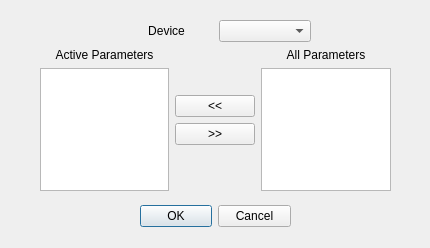
Old version of the form GUI/edit_parameter.ui in the repository nanophys/MeasureIt.
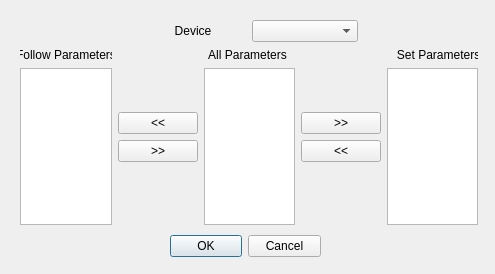
New version of the form.

Commit message: Changed edit parameter box to implement set parameters in the same manner as follow params.

Patch:
```diff
--- a/GUI/edit_parameter.ui
+++ b/GUI/edit_parameter.ui
@@ -6,8 +6,8 @@
    <rect>
     <x>0</x>
     <y>0</y>
-    <width>430</width>
-    <height>248</height>
+    <width>495</width>
+    <height>274</height>
    </rect>
   </property>
   <property name="windowTitle">
@@ -16,8 +16,8 @@
   <widget class="QDialogButtonBox" name="buttonBox">
    <property name="geometry">
     <rect>
-     <x>140</x>
-     <y>200</y>
+     <x>170</x>
+     <y>230</y>
      <width>151</width>
      <height>32</height>
     </rect>
@@ -32,10 +32,10 @@
   <widget class="QWidget" name="verticalLayoutWidget">
    <property name="geometry">
     <rect>
-     <x>40</x>
+     <x>20</x>
      <y>20</y>
-     <width>351</width>
-     <height>171</height>
+     <width>458</width>
+     <height>205</height>
     </rect>
    </property>
    <layout class="QVBoxLayout" name="verticalLayout">
@@ -51,7 +51,7 @@
         </property>
         <property name="sizeHint" stdset="0">
          <size>
-          <width>80</width>
+          <width>120</width>
           <height>20</height>
          </size>
         </property>
@@ -80,7 +80,7 @@
         </property>
         <property name="sizeHint" stdset="0">
          <size>
-          <width>80</width>
+          <width>120</width>
           <height>20</height>
          </size>
         </property>
@@ -95,7 +95,7 @@
         <item>
          <widget class="QLabel" name="activeParamsLabel">
           <property name="text">
-           <string>Active Parameters</string>
+           <string>Follow Parameters</string>
           </property>
           <property name="alignment">
            <set>Qt::AlignCenter</set>
@@ -108,7 +108,10 @@
        </layout>
       </item>
       <item>
-       <layout class="QVBoxLayout" name="paramButtonLayout">
+       <layout class="QVBoxLayout" name="followButtonLayout">
+        <property name="sizeConstraint">
+         <enum>QLayout::SetDefaultConstraint</enum>
+        </property>
         <item>
          <spacer name="topVerticalSpacer">
           <property name="orientation">
@@ -162,7 +165,7 @@
         <item>
          <widget class="QLabel" name="allParamsLabel">
           <property name="text">
-           <string>All Parameters</string>
+           <string>   All Parameters    </string>
           </property>
           <property name="alignment">
            <set>Qt::AlignCenter</set>
@@ -174,6 +177,64 @@
         </item>
        </layout>
       </item>
+      <item>
+       <layout class="QVBoxLayout" name="setButtonLayout">
+        <item>
+         <spacer name="verticalSpacer_3">
+          <property name="orientation">
+           <enum>Qt::Vertical</enum>
+          </property>
+          <property name="sizeHint" stdset="0">
+           <size>
+            <width>20</width>
+            <height>40</height>
+           </size>
+          </property>
+         </spacer>
+        </item>
+        <item>
+         <widget class="QPushButton" name="addSetButton">
+          <property name="text">
+           <string>&gt;&gt;</string>
+          </property>
+         </widget>
+        </item>
+        <item>
+         <widget class="QPushButton" name="delSetButton">
+          <property name="text">
+           <string>&lt;&lt;</string>
+          </property>
+         </widget>
+        </item>
+        <item>
+         <spacer name="verticalSpacer">
+          <property name="orientation">
+           <enum>Qt::Vertical</enum>
+          </property>
+          <property name="sizeHint" stdset="0">
+           <size>
+            <width>20</width>
+            <height>40</height>
+           </size>
+          </property>
+         </spacer>
+        </item>
+       </layout>
+      </item>
+      <item>
+       <layout class="QVBoxLayout" name="setParamLayout">
+        <item>
+         <widget class="QLabel" name="setParamsLabel">
+          <property name="text">
+           <string>   Set Parameters   </string>
+          </property>
+         </widget>
+        </item>
+        <item>
+         <widget class="QListWidget" name="setParamsWidget"/>
+        </item>
+       </layout>
+      </item>
      </layout>
     </item>
    </layout>
```
Left out of the diff: 10 changed lines with no effect on the pictures. The commit also changes 2 other files.
